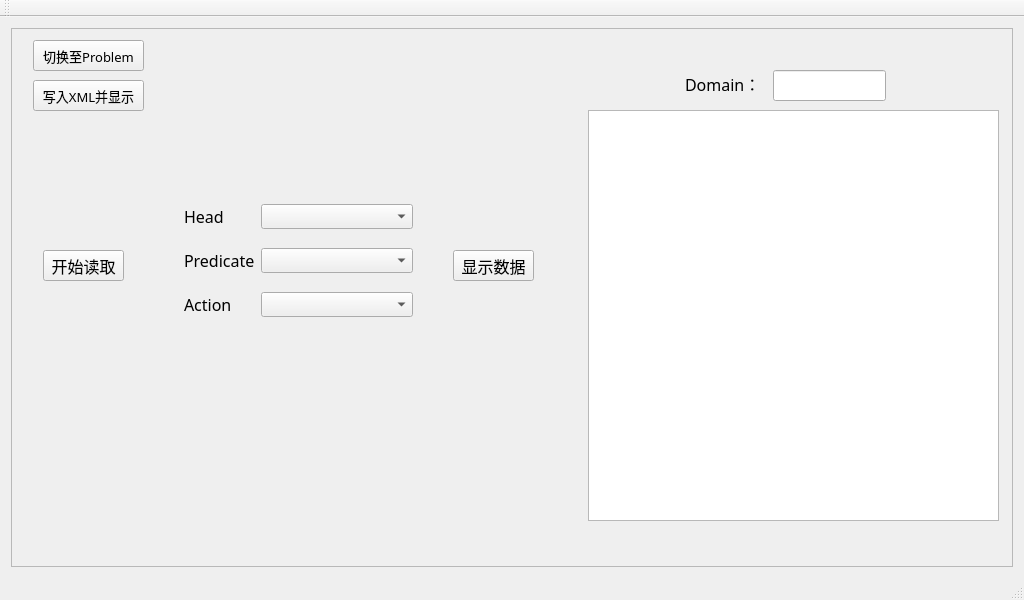
First picture: the form in QtPDDL2XML/QtPDDL2XML.ui, repository lsylusiyao/PDDL2XML, before the edit.
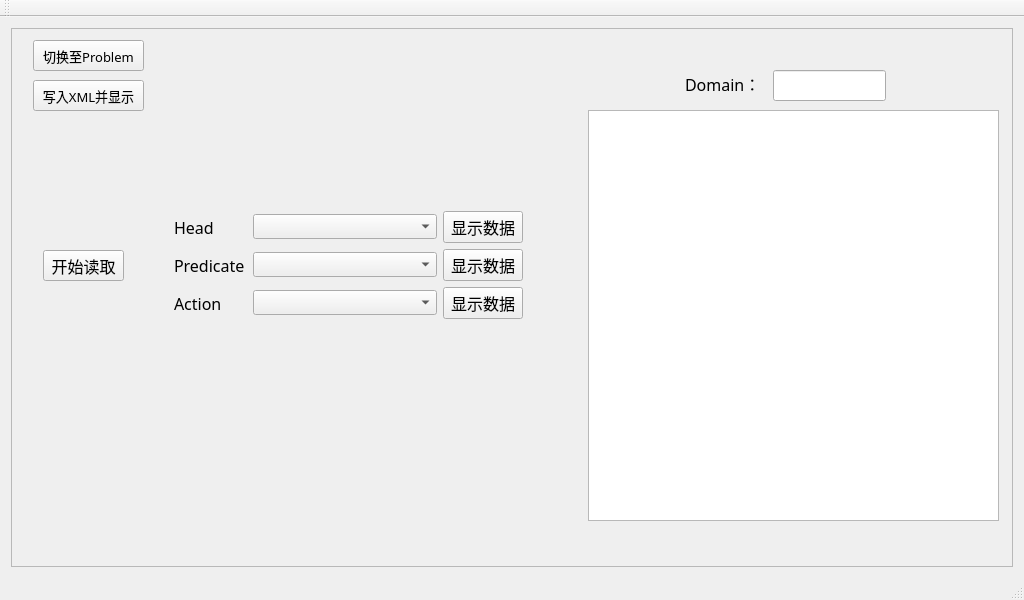
Second picture: the form after the edit. The open tabs and pages were chosen to show the change.

```diff
--- a/QtPDDL2XML/QtPDDL2XML.ui
+++ b/QtPDDL2XML/QtPDDL2XML.ui
@@ -84,25 +84,6 @@
              </rect>
             </property>
            </widget>
-           <widget class="QPushButton" name="showDomainDataButton">
-            <property name="geometry">
-             <rect>
-              <x>430</x>
-              <y>210</y>
-              <width>81</width>
-              <height>31</height>
-             </rect>
-            </property>
-            <property name="font">
-             <font>
-              <family>微软雅黑</family>
-              <pointsize>12</pointsize>
-             </font>
-            </property>
-            <property name="text">
-             <string>显示数据</string>
-            </property>
-           </widget>
            <widget class="QLabel" name="label_4">
             <property name="geometry">
              <rect>
@@ -163,16 +144,16 @@
              <string>写入XML并显示</string>
             </property>
            </widget>
-           <widget class="QWidget" name="layoutWidget">
+           <widget class="QWidget" name="">
             <property name="geometry">
              <rect>
-              <x>150</x>
-              <y>140</y>
-              <width>251</width>
-              <height>161</height>
+              <x>140</x>
+              <y>160</y>
+              <width>371</width>
+              <height>131</height>
              </rect>
             </property>
-            <layout class="QGridLayout" name="gridLayout" columnstretch="1,3">
+            <layout class="QGridLayout" name="gridLayout" columnstretch="2,5,2">
              <item row="0" column="0">
               <widget class="QLabel" name="label">
                <property name="sizePolicy">
@@ -202,6 +183,19 @@
                </property>
               </widget>
              </item>
+             <item row="0" column="2">
+              <widget class="QPushButton" name="showDomainHeadButton">
+               <property name="font">
+                <font>
+                 <family>微软雅黑</family>
+                 <pointsize>12</pointsize>
+                </font>
+               </property>
+               <property name="text">
+                <string>显示数据</string>
+               </property>
+              </widget>
+             </item>
              <item row="1" column="0">
               <widget class="QLabel" name="label_2">
                <property name="sizePolicy">
@@ -231,6 +225,19 @@
                </property>
               </widget>
              </item>
+             <item row="1" column="2">
+              <widget class="QPushButton" name="showDomainPredicateButton">
+               <property name="font">
+                <font>
+                 <family>微软雅黑</family>
+                 <pointsize>12</pointsize>
+                </font>
+               </property>
+               <property name="text">
+                <string>显示数据</string>
+               </property>
+              </widget>
+             </item>
              <item row="2" column="0">
               <widget class="QLabel" name="label_3">
                <property name="sizePolicy">
@@ -260,6 +267,19 @@
                </property>
               </widget>
              </item>
+             <item row="2" column="2">
+              <widget class="QPushButton" name="showDomainActionButton">
+               <property name="font">
+                <font>
+                 <family>微软雅黑</family>
+                 <pointsize>12</pointsize>
+                </font>
+               </property>
+               <property name="text">
+                <string>显示数据</string>
+               </property>
+              </widget>
+             </item>
             </layout>
            </widget>
           </widget>
```
Left out of the diff: 2 changed lines with no effect on the pictures.
